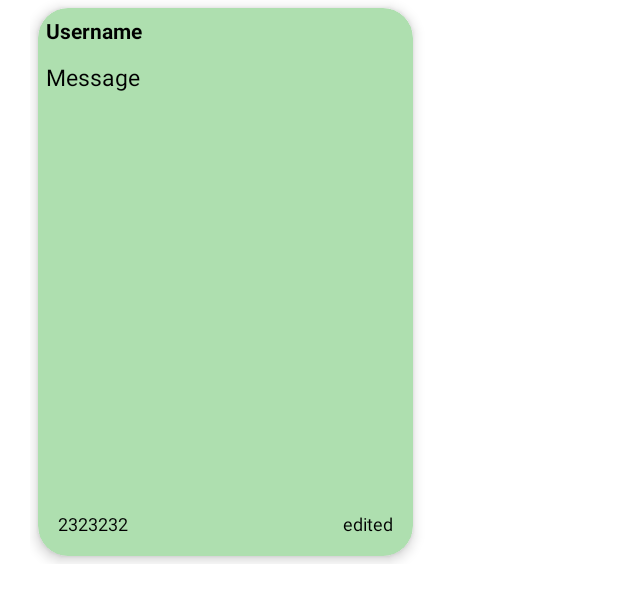
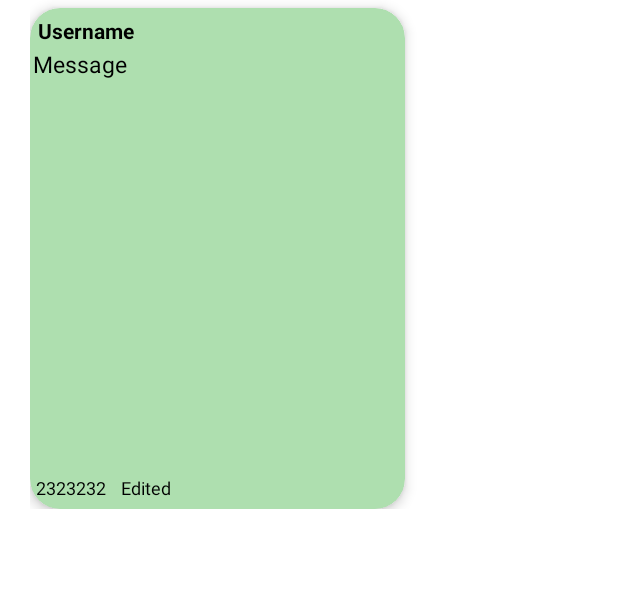
Before and after one commit to yurid02/TalkApp, an Android app: the layout item_message.xml on its own in the app's theme, with its tools: preview values and no code run, on a phone screen of 412 x 824 dp. Shown: the top 602 px of the screen. Run offline under Robolectric (Android 15) with nearby library versions, the phone set to English and light mode, and no system bars.

Commit message:
Style: some layout polish

```diff
--- a/app/src/main/res/layout/item_message.xml
+++ b/app/src/main/res/layout/item_message.xml
@@ -10,7 +10,7 @@
     <androidx.cardview.widget.CardView
         android:layout_width="wrap_content"
         android:layout_height="wrap_content"
-        android:layout_margin="5dp"
+        android:layout_marginTop="5dp"
         app:cardBackgroundColor="@color/back_card"
         app:cardCornerRadius="20dp"
         app:cardElevation="5dp"
@@ -18,14 +18,15 @@
 
         <LinearLayout
             android:layout_width="match_parent"
-            android:layout_height="match_parent"
+            android:layout_height="wrap_content"
             android:orientation="vertical">
             <TextView
                 android:id="@+id/tvName"
                 android:layout_width="wrap_content"
                 android:layout_height="wrap_content"
                 android:minWidth="56dp"
-                android:padding="5dp"
+                android:layout_marginTop="5dp"
+                android:layout_marginStart="5dp"
                 android:textAppearance="?android:attr/textAppearanceSmall"
                 android:textColor="@color/message"
                 android:textStyle="bold"
@@ -36,7 +37,7 @@
                 android:layout_width="wrap_content"
                 android:layout_height="wrap_content"
                 android:minWidth="56dp"
-                android:padding="5dp"
+                android:layout_margin="2dp"
                 android:textAppearance="?android:attr/textAppearanceLarge"
                 android:textColor="@color/message"
                 android:textSize="15sp"
@@ -47,24 +48,22 @@
                 android:layout_width="250dp"
                 android:layout_height="250dp"
                 android:layout_gravity="center"
-                android:layout_marginTop="10dp"
+                android:layout_marginTop="5dp"
                 android:adjustViewBounds="true"
                 android:padding="5dp" />
 
 
 
             <LinearLayout
-                android:layout_width="match_parent"
-                android:layout_height="wrap_content">
+                android:layout_width="wrap_content"
+                android:layout_height="wrap_content"
+                android:orientation="horizontal">
 
                 <TextView
                     android:id="@+id/tvDate"
                     android:layout_width="wrap_content"
                     android:layout_height="wrap_content"
-                    android:layout_margin="8dp"
-                    android:layout_weight="1"
-                    android:minWidth="56dp"
-                    android:padding="5dp"
+                    android:layout_margin="4dp"
                     android:textAppearance="?android:attr/textAppearanceLarge"
                     android:textColor="@color/message"
                     android:textSize="12sp"
@@ -72,17 +71,14 @@
 
                 <TextView
                     android:id="@+id/tvIsEdited"
-                    android:layout_weight="1"
-                    android:gravity="end"
                     android:layout_width="wrap_content"
                     android:layout_height="wrap_content"
-                    android:layout_margin="8dp"
-                    android:minWidth="56dp"
-                    android:padding="5dp"
+                    android:layout_margin="4dp"
                     android:textAppearance="?android:attr/textAppearanceLarge"
                     android:textColor="@color/message"
                     android:textSize="12sp"
-                    tools:text="edited" />
+                    android:padding="2dp"
+                    tools:text="@string/edited_message" />
 
             </LinearLayout>
 
```
